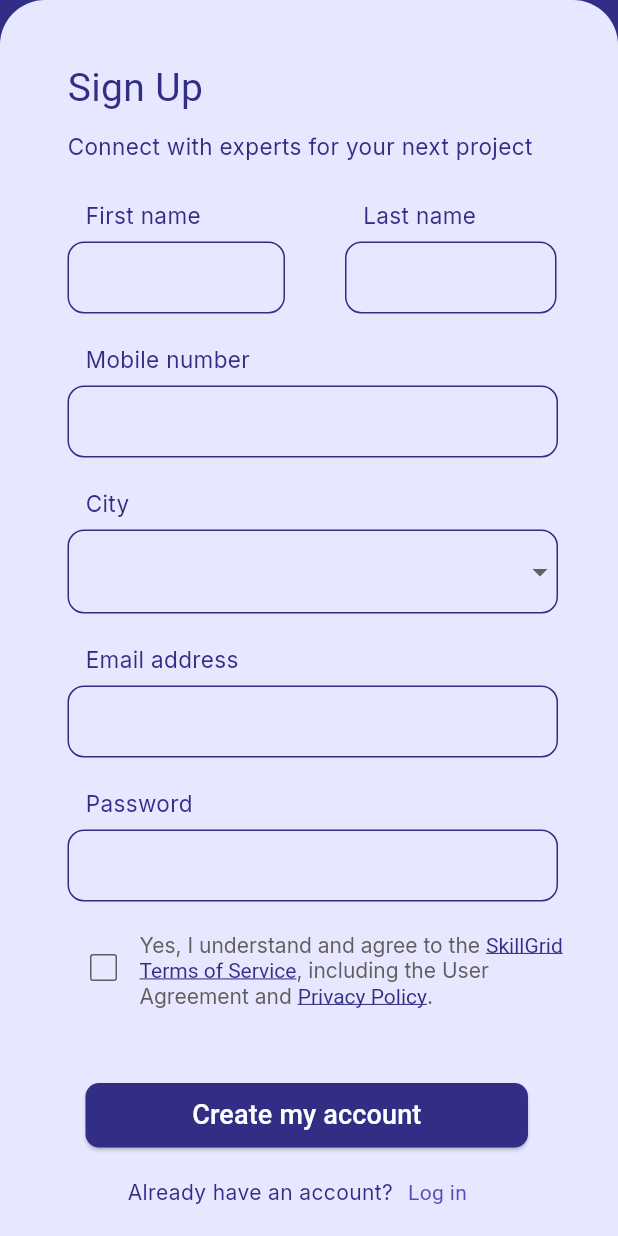
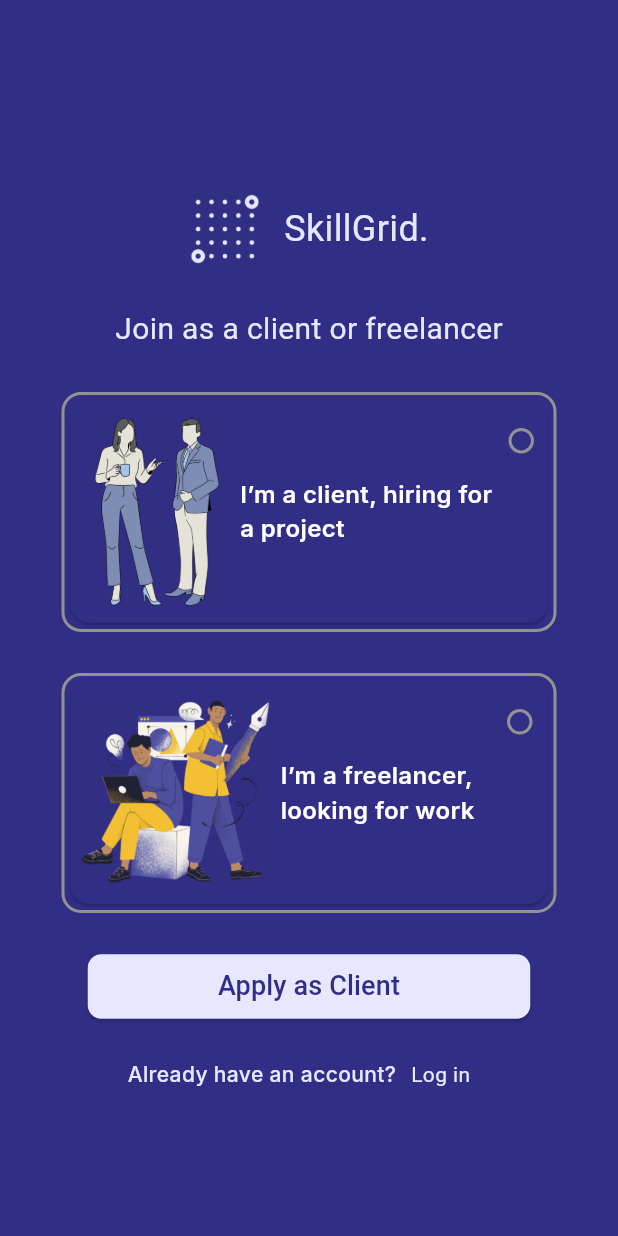
Before and after one commit to Dia505/SkillGrid, a Flutter app: the screen it shows after launch, on a phone screen of 412 x 824 dp. Run offline on Flutter 3.47's test engine with Material 3 defaults, Android fonts, the phone set to English and light mode, and no system bars; our stand-ins replace google_fonts; Roboto replaces fonts that are missing (Caprasimo).

Commit message:
role selection screen (client/freelancer)

```diff
--- a/skill_grid/lib/app.dart
+++ b/skill_grid/lib/app.dart
@@ -1,5 +1,6 @@
 import 'package:flutter/material.dart';
-import 'package:skill_grid/view/client/client_registration_view.dart';
+// import 'package:skill_grid/view/client/client_registration_view.dart';
+import 'package:skill_grid/view/join_client_freelancer_view.dart';
 // import 'package:skill_grid/view/login_screen_view.dart';
 // import 'package:skill_grid/view/onboard_screen_view.dart';
 // import 'package:skill_grid/view/onboard_screen_view.dart';
@@ -14,7 +15,7 @@ class MyApp extends StatelessWidget {
   Widget build(BuildContext context) {
     return const MaterialApp(
       debugShowCheckedModeBanner: false,
-      home: ClientRegistrationView(),
+      home: JoinClientFreelancerView(),
     );
   }
 }
--- a/skill_grid/lib/view/client/client_registration_view.dart
+++ b/skill_grid/lib/view/client/client_registration_view.dart
@@ -3,7 +3,6 @@ import 'package:google_fonts/google_fonts.dart';
 import 'package:skill_grid/core/common/common_button.dart';
 import 'package:skill_grid/core/common/common_logo.dart';
 import 'package:skill_grid/core/common/common_textfield.dart';
-import 'package:skill_grid/view/client/client_dashboard.dart';
 import 'package:skill_grid/view/login_screen_view.dart';
 
 class ClientRegistrationView extends StatefulWidget {
--- /dev/null
+++ b/skill_grid/lib/view/join_client_freelancer_view.dart
@@ -0,0 +1,181 @@
+import 'package:flutter/material.dart';
+import 'package:google_fonts/google_fonts.dart';
+import 'package:skill_grid/core/common/common_button.dart';
+import 'package:skill_grid/core/common/common_logo.dart';
+import 'package:skill_grid/view/client/client_registration_view.dart';
+import 'package:skill_grid/view/login_screen_view.dart';
+
+class JoinClientFreelancerView extends StatefulWidget {
+  const JoinClientFreelancerView({super.key});
+
+  @override
+  State<JoinClientFreelancerView> createState() =>
+      _JoinClientFreelancerViewState();
+}
+
+class _JoinClientFreelancerViewState extends State<JoinClientFreelancerView> {
+  @override
+  Widget build(BuildContext context) {
+    return Scaffold(
+
+      body: Container(
+        width: double.infinity,
+        color: const Color(0xFF322E86),
+
+        child: Column(
+          mainAxisAlignment: MainAxisAlignment.spaceEvenly,
+          crossAxisAlignment: CrossAxisAlignment.center,
+
+          children: [
+            const CommonLogo(),
+
+            Text("Join as a client or freelancer",
+                style: GoogleFonts.caprasimo(
+                    color: const Color(0xFFE7E7FF), fontSize: 20)),
+
+            Container(
+              decoration: BoxDecoration(
+                  border: Border.all(
+                    color: const Color(0xFF929292),
+                    width: 2.0,
+                  ),
+                  borderRadius: BorderRadius.circular(13)),
+              width: 330,
+              height: 160,
+
+              child: Card(
+                color: const Color(0xFF322E86),
+                shape: RoundedRectangleBorder(
+                    borderRadius: BorderRadius.circular(13)),
+
+                child: Row(
+                  mainAxisAlignment: MainAxisAlignment.spaceEvenly,
+
+                  children: [
+                    Image.asset(
+                      "assets/images/join_as_client.png",
+                      width: 95,
+                      height: 135,
+                    ),
+
+                    SizedBox(
+                      width: 170,
+                      child: Text("I’m a client, hiring for a project",
+                          style: GoogleFonts.inter(
+                              color: Colors.white,
+                              fontSize: 16,
+                              fontWeight: FontWeight.w600)),
+                    ),
+
+                    Padding(
+                      padding: const EdgeInsets.only(bottom: 95),
+                      child: Container(
+                        width: 17,
+                        height: 17,
+                        decoration: BoxDecoration(
+                            shape: BoxShape.circle,
+                            border: Border.all(
+                                color: const Color(0xFF929292), width: 2.0)),
+                      ),
+                    )
+                  ],
+                ),
+              ),
+            ),
+
+            Container(
+              decoration: BoxDecoration(
+                  border: Border.all(
+                    color: const Color(0xFF929292),
+                    width: 2.0,
+                  ),
+                  borderRadius: BorderRadius.circular(13)),
+              width: 330,
+              height: 160,
+
+              child: Card(
+                color: const Color(0xFF322E86),
+                shape: RoundedRectangleBorder(
+                    borderRadius: BorderRadius.circular(13)),
+
+                child: Row(
+
+                  children: [
+                    Image.asset(
+                      "assets/images/join_as_freelancer.png",
+                      width: 140,
+                      height: 125,
+                    ),
+
+                    SizedBox(
+                      width: 151,
+                      child: Text("I’m a freelancer, looking for work",
+                          style: GoogleFonts.inter(
+                              color: Colors.white,
+                              fontSize: 16,
+                              fontWeight: FontWeight.w600)),
+                    ),
+
+                    Padding(
+                      padding: const EdgeInsets.only(bottom: 95),
+                      child: Container(
+                        width: 17,
+                        height: 17,
+
+                        decoration: BoxDecoration(
+                            shape: BoxShape.circle,
+                            border: Border.all(
+                                color: const Color(0xFF929292), width: 2.0)),
+                      ),
+                    ),
+                  ],
+                ),
+              ),
+            ),
+
+            CommonButton(
+                buttonText: "Apply as Client",
+                buttonColor: const Color(0xFFE7E7FF),
+                buttonTextColor: const Color(0xFF322E86),
+                onPressed: () {
+                  Navigator.push(
+                      context,
+                      MaterialPageRoute(
+                          builder: (context) => const ClientRegistrationView()));
+                }),
+
+            Padding(
+              padding: const EdgeInsets.only(bottom: 70, left: 85),
+              child: Row(
+                children: [
+                  Text("Already have an account?",
+                      style: GoogleFonts.inter(
+                        color: const Color(0xFFE7E7FF),
+                        fontSize: 14,
+                        fontWeight: FontWeight.w500
+                      )),
+                  const SizedBox(
+                    width: 10,
+                  ),
+                  InkWell(
+                    onTap: () {
+                      Navigator.push(
+                          context,
+                          MaterialPageRoute(
+                              builder: (context) => const LoginScreenView()));
+                    },
+                    child: Text("Log in",
+                        style: GoogleFonts.caprasimo(
+                          color: const Color(0xFFE7E7FF),
+                          fontSize: 14,
+                        )),
+                  ),
+                ],
+              ),
+            )
+          ],
+        ),
+      ),
+    );
+  }
+}
--- a/skill_grid/lib/view/onboard_screen_view.dart
+++ b/skill_grid/lib/view/onboard_screen_view.dart
@@ -15,38 +15,36 @@ class OnboardScreenView extends StatelessWidget {
         color: const Color(0xFF322E86),
 
         child: Column(
+
           mainAxisAlignment: MainAxisAlignment.spaceEvenly,
           crossAxisAlignment: CrossAxisAlignment.center,
 
           children: [
             const CommonLogo(),
 
-            Image.asset(
-              "assets/images/onboard_screen_img.png",
-              width: 255,
-              height: 266),
+            Image.asset("assets/images/onboard_screen_img.png",
+                width: 255, height: 266),
 
             Padding(
               padding: const EdgeInsets.only(bottom: 50),
+
               child: Column(
+
                 children: [
                   Text("Where Skills Find Purpose",
-                  style:GoogleFonts.caprasimo(
-                    color: const Color(0xFFE7E7FF),
-                    fontSize: 20
-                  )),
+                      style: GoogleFonts.caprasimo(
+                          color: const Color(0xFFE7E7FF), fontSize: 20)),
 
                   Container(
                     width: 256,
                     padding: const EdgeInsets.only(top: 10),
-
-                    child: Text("Connecting clients and freelancers for impactful projects",
+                    child: Text(
+                        "Connecting clients and freelancers for impactful projects",
                         textAlign: TextAlign.center,
-                      style:GoogleFonts.inter(
+                        style: GoogleFonts.inter(
                           color: const Color(0xFFE7E7FF),
                           fontSize: 14,
-                      )
-                    ),
+                        )),
                   ),
                 ],
               ),
@@ -54,35 +52,33 @@ class OnboardScreenView extends StatelessWidget {
 
             CommonButton(
               buttonText: "Log In",
-              buttonColor: Color(0xFFE7E7FF),
-              buttonTextColor: Color(0xFF322E86),
+              buttonColor: const Color(0xFFE7E7FF),
+              buttonTextColor: const Color(0xFF322E86),
               onPressed: () {
-                Navigator.push(context, MaterialPageRoute(builder: (context) => LoginScreenView()));
+                Navigator.push(context,
+                    MaterialPageRoute(builder: (context) => LoginScreenView()));
               },
             ),
 
             Container(
               width: 188,
               padding: const EdgeInsets.only(bottom: 70),
-
               child: Row(
                 mainAxisAlignment: MainAxisAlignment.spaceEvenly,
-
                 children: [
                   Text("New to SkillGrid?",
-                  style:GoogleFonts.inter(
+                      style: GoogleFonts.inter(
                         color: const Color(0xFFE7E7FF),
                         fontSize: 14,
                       )),
-
                   Text("Sign up",
-                  style:GoogleFonts.caprasimo(
+                      style: GoogleFonts.caprasimo(
                         color: const Color(0xFFE7E7FF),
                         fontSize: 14,
                       )),
                 ],
               ),
-            )
+            ),
           ],
         ),
       ),
```
Also changed, not shown: skill_grid/assets/images/join_as_client.png (added), skill_grid/assets/images/join_as_freelancer.png (added). Lines whose indentation alone changed are shown as unchanged.
